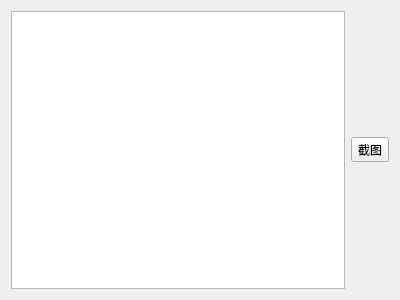
This is example/widget.ui in cnsuhao/windows_snapshot as Qt 5 draws it before an edit. The edited form follows.
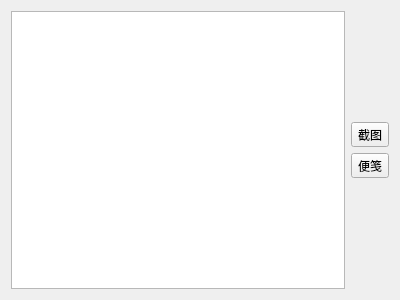
This is the edited form.

Commit message: 增加便笺插件

Diff of the .ui file:
```diff
--- a/example/widget.ui
+++ b/example/widget.ui
@@ -18,11 +18,48 @@
     <widget class="QTextEdit" name="textEdit"/>
    </item>
    <item>
+    <layout class="QVBoxLayout" name="verticalLayout">
+     <item>
+      <spacer name="verticalSpacer">
+       <property name="orientation">
+        <enum>Qt::Vertical</enum>
+       </property>
+       <property name="sizeHint" stdset="0">
+        <size>
+         <width>20</width>
+         <height>40</height>
+        </size>
+       </property>
+      </spacer>
+     </item>
+     <item>
     <widget class="QToolButton" name="btncapture">
      <property name="text">
       <string>截图</string>
      </property>
     </widget>
+     </item>
+     <item>
+      <widget class="QToolButton" name="btnstikynote">
+       <property name="text">
+        <string>便笺</string>
+       </property>
+      </widget>
+     </item>
+     <item>
+      <spacer name="verticalSpacer_2">
+       <property name="orientation">
+        <enum>Qt::Vertical</enum>
+       </property>
+       <property name="sizeHint" stdset="0">
+        <size>
+         <width>20</width>
+         <height>40</height>
+        </size>
+       </property>
+      </spacer>
+     </item>
+    </layout>
    </item>
   </layout>
  </widget>
```
Lines whose indentation alone changed are shown as unchanged. The commit also changes 30 other files.
